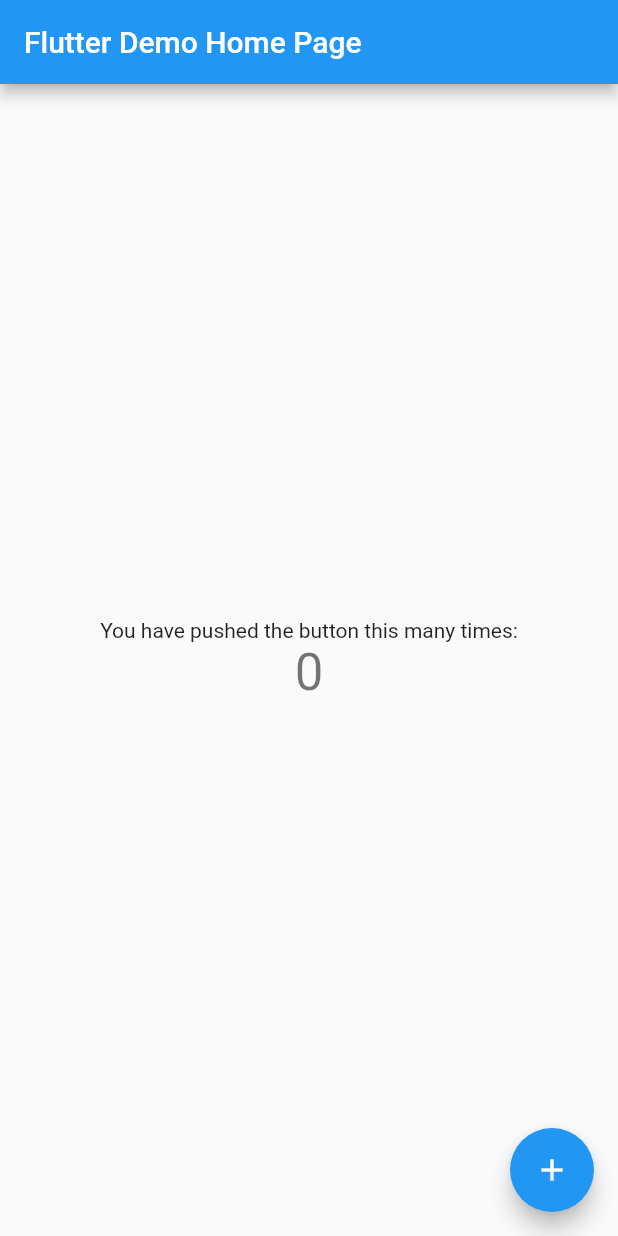
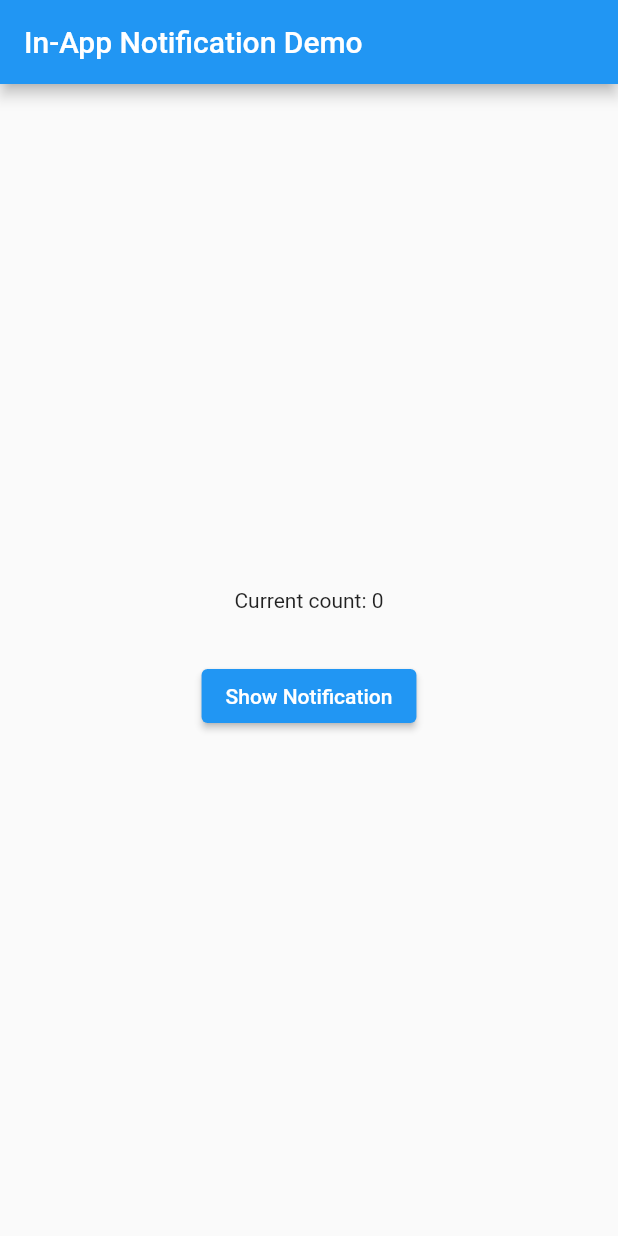
Before and after one commit to cb-cloud/flutter_in_app_notification, a Flutter app: the screen it shows after launch, on a phone screen of 412 x 824 dp. Run offline on Flutter 3.47's test engine with Material 2 defaults, Android fonts, the phone set to English and light mode, and no system bars.

Commit message:
add: example

```diff
--- a/example/lib/main.dart
+++ b/example/lib/main.dart
@@ -1,117 +1,107 @@
 import 'package:flutter/material.dart';
+import 'package:in_app_notification/in_app_notification.dart';
 
 void main() {
-  runApp(MyApp());
+  runApp(App());
 }
 
-class MyApp extends StatelessWidget {
-  // This widget is the root of your application.
+class App extends StatelessWidget {
+  const App({Key key}) : super(key: key);
+
   @override
   Widget build(BuildContext context) {
     return MaterialApp(
-      title: 'Flutter Demo',
+      title: 'In-App Notification Demo',
       theme: ThemeData(
-        // This is the theme of your application.
-        //
-        // Try running your application with "flutter run". You'll see the
-        // application has a blue toolbar. Then, without quitting the app, try
-        // changing the primarySwatch below to Colors.green and then invoke
-        // "hot reload" (press "r" in the console where you ran "flutter run",
-        // or simply save your changes to "hot reload" in a Flutter IDE).
-        // Notice that the counter didn't reset back to zero; the application
-        // is not restarted.
         primarySwatch: Colors.blue,
-        // This makes the visual density adapt to the platform that you run
-        // the app on. For desktop platforms, the controls will be smaller and
-        // closer together (more dense) than on mobile platforms.
         visualDensity: VisualDensity.adaptivePlatformDensity,
       ),
-      home: MyHomePage(title: 'Flutter Demo Home Page'),
+      home: const HomePage(),
+      builder: (context, child) => InAppNotification(
+        safeAreaPadding: MediaQuery.of(context).viewPadding,
+        minAlertHeight: 60.0,
+        child: child,
+      ),
     );
   }
 }
 
-class MyHomePage extends StatefulWidget {
-  MyHomePage({Key key, this.title}) : super(key: key);
-
-  // This widget is the home page of your application. It is stateful, meaning
-  // that it has a State object (defined below) that contains fields that affect
-  // how it looks.
-
-  // This class is the configuration for the state. It holds the values (in this
-  // case the title) provided by the parent (in this case the App widget) and
-  // used by the build method of the State. Fields in a Widget subclass are
-  // always marked "final".
-
-  final String title;
+class HomePage extends StatefulWidget {
+  const HomePage({Key key}) : super(key: key);
 
   @override
-  _MyHomePageState createState() => _MyHomePageState();
+  _HomePageState createState() => _HomePageState();
 }
 
-class _MyHomePageState extends State<MyHomePage> {
-  int _counter = 0;
+class _HomePageState extends State<HomePage> {
+  int _count = 0;
 
-  void _incrementCounter() {
-    setState(() {
-      // This call to setState tells the Flutter framework that something has
-      // changed in this State, which causes it to rerun the build method below
-      // so that the display can reflect the updated values. If we changed
-      // _counter without calling setState(), then the build method would not be
-      // called again, and so nothing would appear to happen.
-      _counter++;
-    });
-  }
+  void _incrementCount() => setState(() => _count++);
 
   @override
   Widget build(BuildContext context) {
-    // This method is rerun every time setState is called, for instance as done
-    // by the _incrementCounter method above.
-    //
-    // The Flutter framework has been optimized to make rerunning build methods
-    // fast, so that you can just rebuild anything that needs updating rather
-    // than having to individually change instances of widgets.
     return Scaffold(
-      appBar: AppBar(
-        // Here we take the value from the MyHomePage object that was created by
-        // the App.build method, and use it to set our appbar title.
-        title: Text(widget.title),
+      appBar: AppBar(title: Text('In-App Notification Demo')),
+      body: Center(
+        child: Column(
+          mainAxisSize: MainAxisSize.max,
+          mainAxisAlignment: MainAxisAlignment.center,
+          children: [
+            Text('Current count: $_count'),
+            const SizedBox(height: 32),
+            ElevatedButton(
+              onPressed: () {
+                _incrementCount();
+                InAppNotification.of(context).show(
+                  child: NotificationBody(count: _count),
+                  onTap: () => print('Notification tapped!'),
+                  duration: const Duration(seconds: 3),
+                );
+              },
+              child: Text('Show Notification'),
+            )
+          ],
+        ),
       ),
-      body: Center(
-        // Center is a layout widget. It takes a single child and positions it
-        // in the middle of the parent.
-        child: Column(
-          // Column is also a layout widget. It takes a list of children and
-          // arranges them vertically. By default, it sizes itself to fit its
-          // children horizontally, and tries to be as tall as its parent.
-          //
-          // Invoke "debug painting" (press "p" in the console, choose the
-          // "Toggle Debug Paint" action from the Flutter Inspector in Android
-          // Studio, or the "Toggle Debug Paint" command in Visual Studio Code)
-          // to see the wireframe for each widget.
-          //
-          // Column has various properties to control how it sizes itself and
-          // how it positions its children. Here we use mainAxisAlignment to
-          // center the children vertically; the main axis here is the vertical
-          // axis because Columns are vertical (the cross axis would be
-          // horizontal).
-          mainAxisAlignment: MainAxisAlignment.center,
-          children: <Widget>[
-            Text(
-              'You have pushed the button this many times:',
-            ),
-            Text(
-              '$_counter',
-              style: Theme.of(context).textTheme.headline4,
+    );
+  }
+}
+
+class NotificationBody extends StatelessWidget {
+  final int count;
+
+  NotificationBody({
+    Key key,
+    this.count = 0,
+  }) : super(key: key);
+
+  @override
+  Widget build(BuildContext context) {
+    return Padding(
+      padding: const EdgeInsets.symmetric(horizontal: 16.0),
+      child: DecoratedBox(
+        decoration: BoxDecoration(
+          color: Colors.white,
+          borderRadius: BorderRadius.circular(16.0),
+          boxShadow: [
+            BoxShadow(
+              color: Colors.black12,
+              spreadRadius: 8,
+              blurRadius: 16,
+              offset: Offset(0, 2),
             ),
           ],
         ),
+        child: Padding(
+          padding: const EdgeInsets.all(16.0),
+          child: Center(
+            child: Text(
+              'Count: $count',
+              style: Theme.of(context).textTheme.headline4,
+            ),
+          ),
+        ),
       ),
-      floatingActionButton: FloatingActionButton(
-        onPressed: _incrementCounter,
-        tooltip: 'Increment',
-        child: Icon(Icons.add),
-      ), // This trailing comma makes auto-formatting nicer for build methods.
     );
   }
 }
```
Also changed, not shown: 1 other file.
